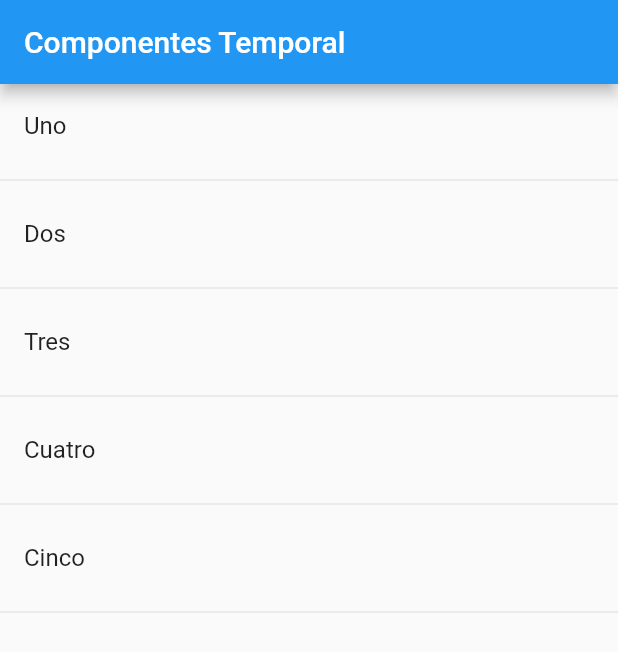
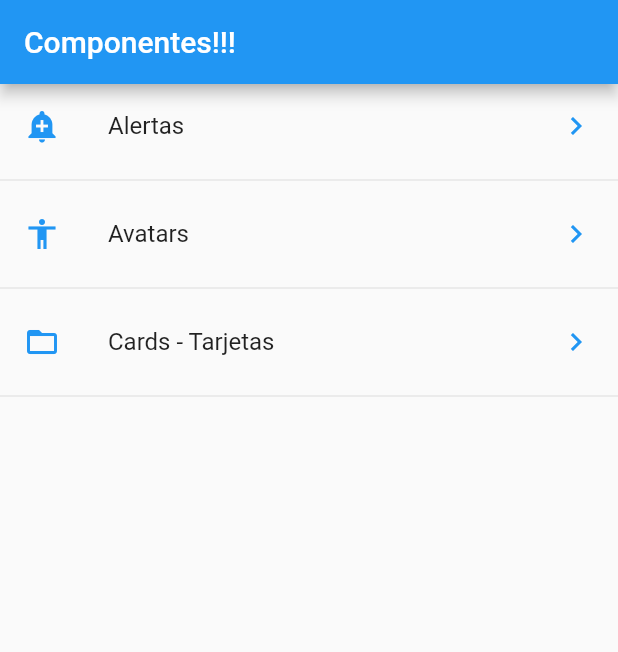
Before and after one commit to suyridan/Flutter_componentes, a Flutter app: the screen it shows after launch, on a phone screen of 412 x 824 dp. Shown: the top 652 px of the screen. Run offline on Flutter 3.47's test engine with Material 2 defaults, Android fonts, the phone set to English and light mode, and no system bars.

Commit message:
72. Card Widget

```diff
--- /dev/null
+++ b/data/menu_opts.json
@@ -0,0 +1,20 @@
+{
+    "nombreApp" : "Componentes",
+    "rutas" : [
+        {
+            "ruta" : "alert",
+            "icon" : "add_alert",
+            "texto": "Alertas"
+        },
+        {
+            "ruta" : "avatar",
+            "icon" : "accessibility",
+            "texto": "Avatars"
+        },
+        {
+            "ruta" : "card",
+            "icon" : "folder_open",
+            "texto": "Cards - Tarjetas"
+        }
+    ]
+}
--- a/lib/main.dart
+++ b/lib/main.dart
@@ -1,6 +1,7 @@
+
+import 'package:componentes/src/pages/alert_page.dart';
+import 'package:componentes/src/routes/routes.dart';
 import 'package:flutter/material.dart';
-
-import 'package:componentes/src/pages/home_temp.dart';
 
 void main() => runApp(MyApp());
 
@@ -10,7 +11,13 @@ class MyApp extends StatelessWidget {
     return MaterialApp(
       title: 'Componentes APP',
       debugShowCheckedModeBanner: false,
-      home: HomePageTemp()
+      initialRoute: '/',
+      routes: getApplicationRoutes(),
+      onGenerateRoute: ( settings ) {
+        return MaterialPageRoute(
+          builder: ( BuildContext context ) => AlertPage()
+        );
+      },
       );
   }
 }
--- /dev/null
+++ b/lib/src/pages/home_page.dart
@@ -0,0 +1,63 @@
+import 'package:flutter/material.dart';
+
+import 'package:componentes/src/providers/menu_provider.dart';
+import 'package:componentes/src/pages/alert_page.dart';
+import 'package:componentes/src/utils/icono_string_util.dart';
+
+class HomePage extends StatelessWidget {
+
+  @override
+  Widget build(BuildContext context) {
+    return Scaffold(
+      appBar: AppBar(
+        title: Text('Componentes!!!'),
+      ),
+      body: _lista(),
+    );
+  }
+
+  Widget _lista() {
+
+    return FutureBuilder(
+      future: menuProvider.cargarData(),
+      builder: ( context, AsyncSnapshot<List<dynamic>> snapshot){
+
+        print( snapshot );
+
+        return ListView(
+          children: _listaItems( snapshot.data, context ),
+        );
+      },
+      initialData: [],
+    );
+  }
+
+  List<Widget> _listaItems( List<dynamic> data, BuildContext context ) {
+
+    final List<Widget> opciones = [];
+
+    data.forEach( (opt) {
+      final widgetTemp = ListTile(
+        title: Text( opt['texto'] ),
+        leading: getIcon(opt['icon']) ,
+        trailing: Icon ( Icons.keyboard_arrow_right , color: Colors.blue,),
+        onTap: () {
+
+          Navigator.pushNamed(context, opt['ruta']);
+
+          // final route = MaterialPageRoute(
+          //   builder: ( context ) => AlertPage();
+          // );
+          // Navigator.push(context, route);
+
+
+        },
+      );
+
+      opciones..add( widgetTemp )
+              ..add( Divider() );
+    });
+
+    return opciones;
+  }
+}
--- /dev/null
+++ b/lib/src/routes/routes.dart
@@ -0,0 +1,17 @@
+import 'package:flutter/material.dart';
+
+import 'package:componentes/src/pages/alert_page.dart';
+import 'package:componentes/src/pages/avatar_page.dart';
+import 'package:componentes/src/pages/home_page.dart';
+import 'package:componentes/src/pages/card_page.dart';
+
+Map<String, WidgetBuilder> getApplicationRoutes(){
+
+  return <String, WidgetBuilder>{
+          '/'      : ( BuildContext context ) => HomePage(),
+          'alert'  : ( BuildContext context ) => AlertPage(),
+          'avatar' : ( BuildContext context ) => AvatarPage(),
+          'card'   : ( BuildContext context ) => CardPage(),
+  };
+
+}
--- /dev/null
+++ b/lib/src/utils/icono_string_util.dart
@@ -0,0 +1,11 @@
+import 'package:flutter/material.dart';
+
+final _icons = <String, IconData> {
+  'add_alert'     : Icons.add_alert,
+  'accessibility' : Icons.accessibility,
+  'folder_open'   : Icons.folder_open,
+};
+
+Icon getIcon( String nombreIcono ){
+  return Icon( _icons[nombreIcono], color: Colors.blue );
+}
--- a/pubspec.yaml
+++ b/pubspec.yaml
@@ -41,8 +41,8 @@ flutter:
   uses-material-design: true
 
   # To add assets to your application, add an assets section, like this:
-  # assets:
-  #  - images/a_dot_burr.jpeg
+  assets:
+   - data/menu_opts.json
   #  - images/a_dot_ham.jpeg
 
   # An image asset can refer to one or more resolution-specific "variants", see
```
Also changed, not shown: lib/src/pages/alert_page.dart (added, +19 -0 lines), lib/src/pages/avatar_page.dart (added, +19 -0 lines), lib/src/pages/card_page.dart (added, +47 -0 lines), lib/src/pages/home_temp.dart (+24 -1 lines), lib/src/providers/menu_provider.dart (added, +23 -0 lines).
